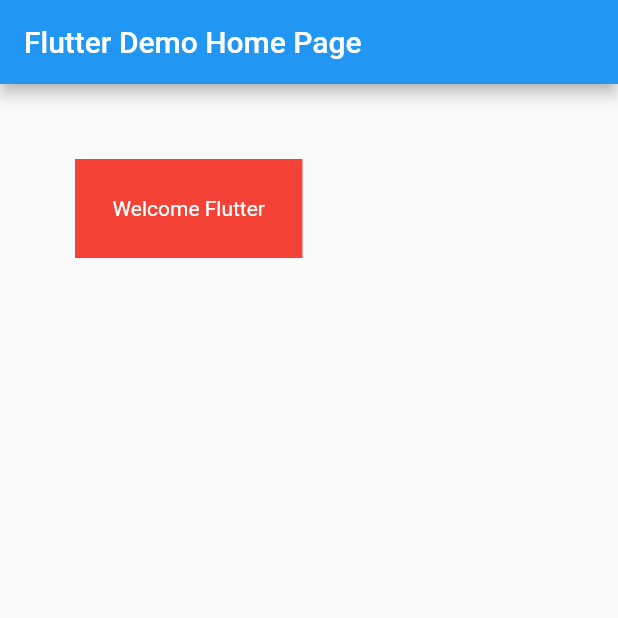
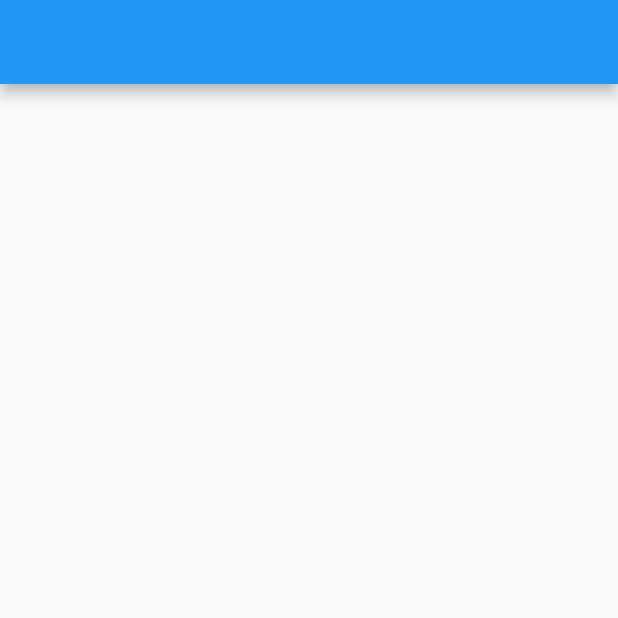
Before and after one commit to Mohammedazzam/my_first_flutter_app, a Flutter app: the screen it shows after launch, on a phone screen of 412 x 824 dp, the top half of it. Run offline on Flutter 3.47's test engine with Material 2 defaults, Android fonts, the phone set to English and light mode, and no system bars.

Commit message:
2(تطبيق فارغ تماماً)

```diff
--- a/lib/main.dart
+++ b/lib/main.dart
@@ -11,14 +11,12 @@ class MyApp extends StatelessWidget {
       theme: ThemeData(
         primarySwatch: Colors.blue,
       ),
-      home: MyHomePage(title: 'Flutter Demo Home Page'),
+      home: MyHomePage(),
     );
   }
 }
 
 class MyHomePage extends StatefulWidget {
-  MyHomePage({Key key, this.title}) : super(key: key);
-  final String title;
 
   @override
   _MyHomePageState createState() => _MyHomePageState();
@@ -29,15 +27,9 @@ class _MyHomePageState extends State<MyHomePage> {
   Widget build(BuildContext context) {
     return Scaffold(
       appBar: AppBar(
-        title: Text(widget.title),
       ),
       body: Container(
-        color: Colors.red,
-        padding: EdgeInsets.all(25),
-        margin: EdgeInsets.all(50),
-        child: Text('Welcome Flutter',style: TextStyle(
-          color: Colors.white,
-        )),
+
       ),
 );
   }
```
